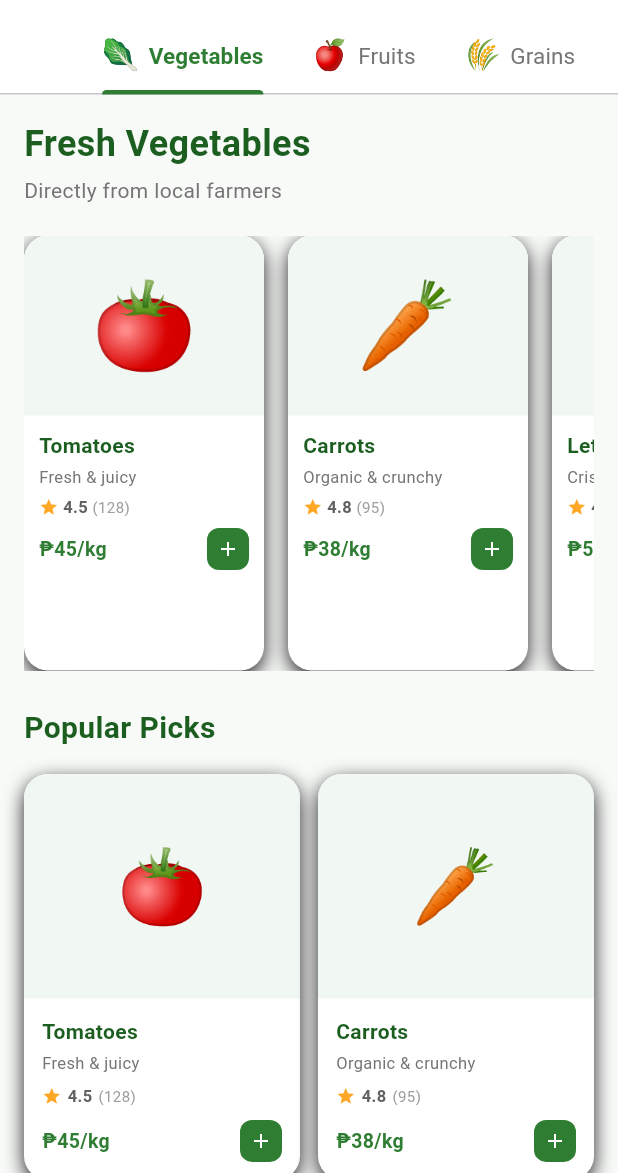
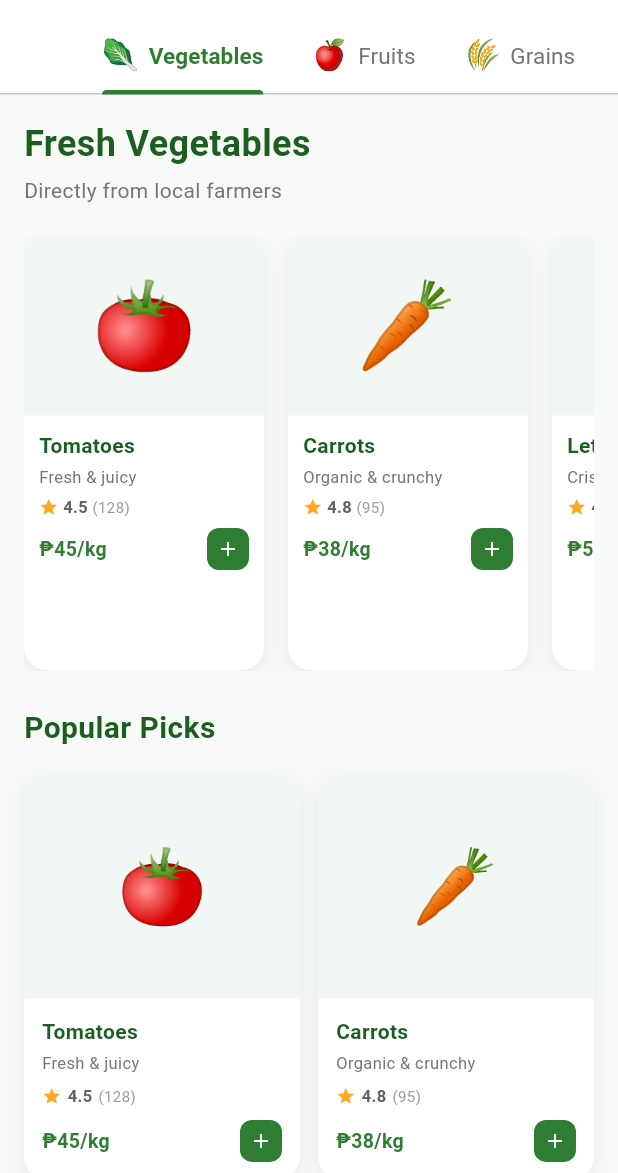
Before and after one commit to lightdarkmaster/agri-smart, a Flutter app: the MarketplaceHome screen opened directly, on a phone screen of 412 x 824 dp, the part 63-1236 px from its top. Run offline on Flutter 3.47's test engine with Material 3 defaults, Android fonts, the phone set to English and light mode, and no system bars; our stand-ins replace google_fonts.

```diff
--- a/lib/pages/homepage.dart
+++ b/lib/pages/homepage.dart
@@ -251,7 +251,7 @@ class ProductCard extends StatelessWidget {
         borderRadius: BorderRadius.circular(16),
         boxShadow: [
           BoxShadow(
-            color: Colors.black87,
+            color: Colors.black.withOpacity(0.06),
             blurRadius: 10,
             offset: const Offset(0, 4),
           ),
@@ -372,7 +372,7 @@ class CompactProductCard extends StatelessWidget {
         borderRadius: BorderRadius.circular(16),
         boxShadow: [
           BoxShadow(
-            color: Colors.black87,
+            color: Colors.black.withOpacity(0.06),
             blurRadius: 10,
             offset: const Offset(0, 4),
           ),
```
